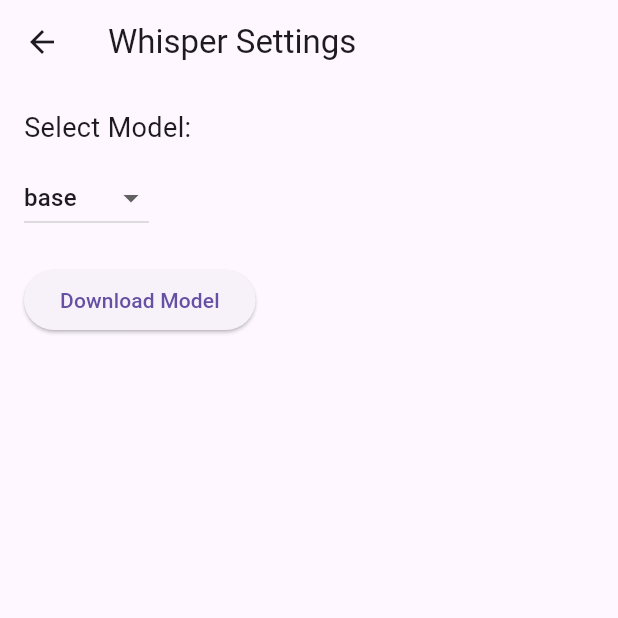
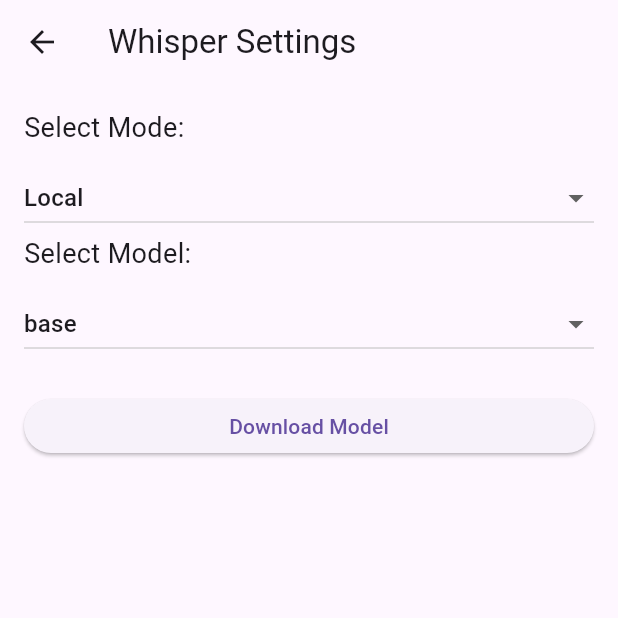
Before and after one commit to meyskens/fahrplan, a Flutter app: the WhisperSettingsPage screen opened directly, on a phone screen of 412 x 824 dp, the top half of it. Run offline on Flutter 3.47's test engine with Material 3 defaults, Android fonts, the phone set to English and light mode, and no system bars; our stand-ins replace flutter_blue_plus, flutter_local_notifications, hive, hive_flutter, permission_handler, shared_preferences; missing offline and left inert: android_package_manager, dart_openai, device_calendar, duration_picker, flutter_background_service, fuzzywuzzy and 2 more; accounts and stored records are empty.

Commit message:
Add settings for remote whisper

```diff
--- a/lib/screens/settings/whisper_screen.dart
+++ b/lib/screens/settings/whisper_screen.dart
@@ -11,6 +11,10 @@
 class WhisperSettingsPageState extends State<WhisperSettingsPage> {
   final List<String> _models = FahrplanWhisperModel.models;
   String? _selectedModel;
+  String? _selectedMode;
+
+  final _apiUrlController = TextEditingController();
+  final _apiKeyController = TextEditingController();
 
   @override
   void initState() {
@@ -22,12 +26,23 @@
     SharedPreferences prefs = await SharedPreferences.getInstance();
     setState(() {
       _selectedModel = prefs.getString('whisper_model') ?? 'base';
+      _selectedMode = prefs.getString('whisper_mode') ?? 'local';
     });
   }
 
   Future<void> _saveSelectedModel(String model) async {
     SharedPreferences prefs = await SharedPreferences.getInstance();
     await prefs.setString('whisper_model', model);
+  }
+
+  Future<void> _saveSelectedMode(String mode) async {
+    setState(() {
+      _selectedMode = mode;
+    });
+    if (mode == "local") {
+      SharedPreferences prefs = await SharedPreferences.getInstance();
+      await prefs.setString('whisper_mode', mode);
+    }
   }
 
   Future<void> _downloadModel() async {
@@ -52,21 +67,36 @@
     );
   }
 
+  Future<void> _saveRemote() async {
+    // Implement the logic to download the model here
+    try {
+      if (_apiUrlController.text.isEmpty) {
+        throw Exception("API URL is required");
+      }
+
+      SharedPreferences prefs = await SharedPreferences.getInstance();
+      await prefs.setString('whisper_mode', _selectedMode!);
+      await prefs.setString('whisper_api_url', _apiUrlController.text);
+      await prefs.setString('whisper_api_key', _apiKeyController.text);
+
+      ScaffoldMessenger.of(context).showSnackBar(
+        SnackBar(content: Text('Whisper configuration saved!')),
+      );
+    } catch (e) {
+      ScaffoldMessenger.of(context).showSnackBar(
+        SnackBar(content: Text('Error ${e.toString()}')),
+      );
+    }
+  }
+
   @override
   Widget build(BuildContext context) {
-    return Scaffold(
-      appBar: AppBar(
-        title: Text('Whisper Settings'),
-      ),
-      body: Padding(
-        padding: const EdgeInsets.all(16.0),
-        child: Column(
-          crossAxisAlignment: CrossAxisAlignment.start,
-          children: [
+    final localOpts = [
       Text('Select Model:', style: TextStyle(fontSize: 18)),
       SizedBox(height: 10),
       DropdownButton<String>(
         value: _selectedModel,
+        isExpanded: true,
         onChanged: (String? newValue) {
           setState(() {
             _selectedModel = newValue;
@@ -83,10 +113,58 @@
       SizedBox(height: 20),
       ElevatedButton(
         onPressed: _downloadModel,
-              child: Text('Download Model'),
+        style: ElevatedButton.styleFrom(
+          minimumSize: Size(double.infinity, 36), // Expand full width
         ),
-          ],
+        child: const Text('Download Model'),
       ),
+    ];
+    final remoteOpts = [
+      Text('Whisper server details:', style: TextStyle(fontSize: 18)),
+      SizedBox(height: 10),
+      TextField(
+        decoration: InputDecoration(labelText: 'API URL'),
+        controller: _apiUrlController,
+      ),
+      SizedBox(height: 10),
+      TextField(
+        decoration: InputDecoration(labelText: 'API Key'),
+        controller: _apiKeyController,
+      ),
+      SizedBox(height: 20),
+      ElevatedButton(
+        onPressed: _saveRemote,
+        style: ElevatedButton.styleFrom(
+          minimumSize: Size(double.infinity, 36), // Expand full width
+        ),
+        child: Text('Save'),
+      ),
+    ];
+    return Scaffold(
+      appBar: AppBar(
+        title: Text('Whisper Settings'),
+      ),
+      body: Padding(
+        padding: const EdgeInsets.all(16.0),
+        child: Column(crossAxisAlignment: CrossAxisAlignment.start, children: [
+          Text('Select Mode:', style: TextStyle(fontSize: 18)),
+          SizedBox(height: 10),
+          DropdownButton(
+              value: _selectedMode,
+              onChanged: (String? newValue) => _saveSelectedMode(newValue!),
+              isExpanded: true,
+              items: [
+                DropdownMenuItem(
+                  value: "local",
+                  child: Text("Local"),
+                ),
+                DropdownMenuItem(
+                  value: "remote",
+                  child: Text("Remote"),
+                )
+              ]),
+          ...(_selectedMode == "local" ? localOpts : remoteOpts),
+        ]),
       ),
     );
   }
```
Lines whose indentation alone changed are shown as unchanged.
